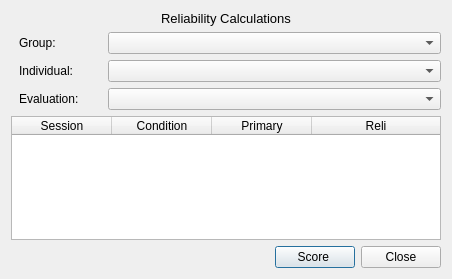
Above: reliabilitydialog.ui from miyamot0/DataTracker3 before the change. Below: the same form after it.
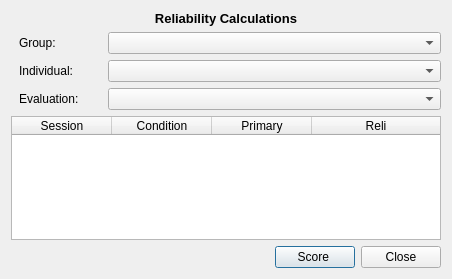
That is the form after the change.

What changed in the file:
```diff
--- a/reliabilitydialog.ui
+++ b/reliabilitydialog.ui
@@ -23,7 +23,7 @@
       </sizepolicy>
      </property>
      <property name="text">
-      <string>&lt;html&gt;&lt;head/&gt;&lt;body&gt;&lt;p align=&quot;center&quot;&gt;&lt;span style=&quot; font-size:10pt;&quot;&gt;Reliability Calculations&lt;/span&gt;&lt;/p&gt;&lt;/body&gt;&lt;/html&gt;</string>
+      <string>&lt;html&gt;&lt;head/&gt;&lt;body&gt;&lt;p align=&quot;center&quot;&gt;&lt;span style=&quot; font-size:10pt; font-weight:600;&quot;&gt;Reliability Calculations&lt;/span&gt;&lt;/p&gt;&lt;/body&gt;&lt;/html&gt;</string>
      </property>
      <property name="alignment">
       <set>Qt::AlignCenter</set>
```
